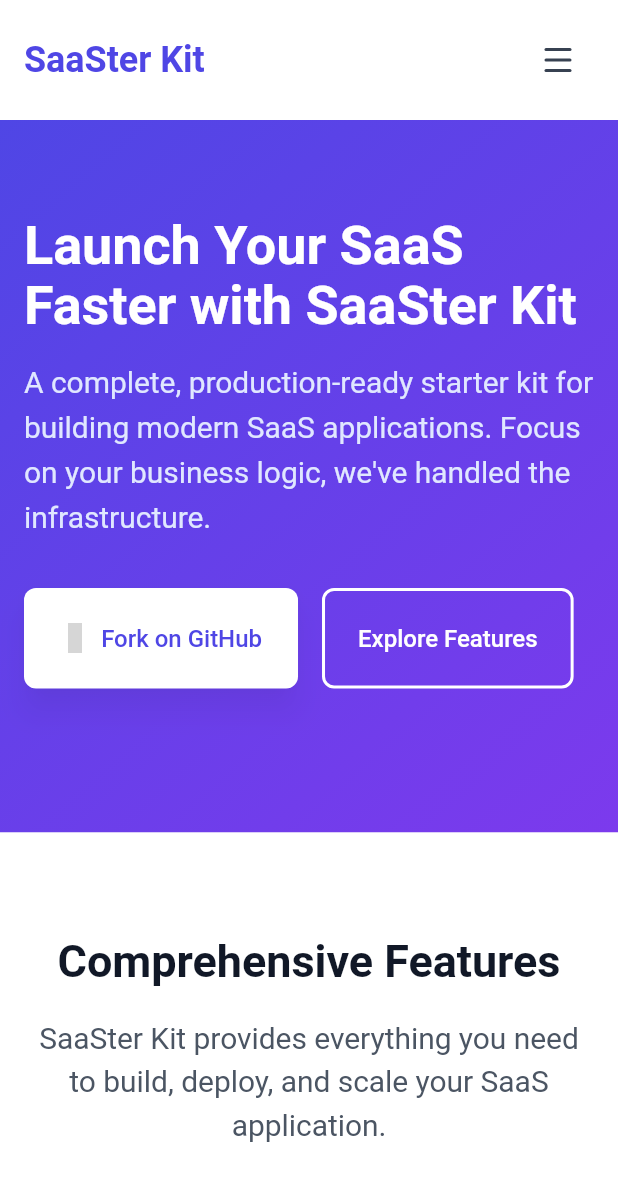
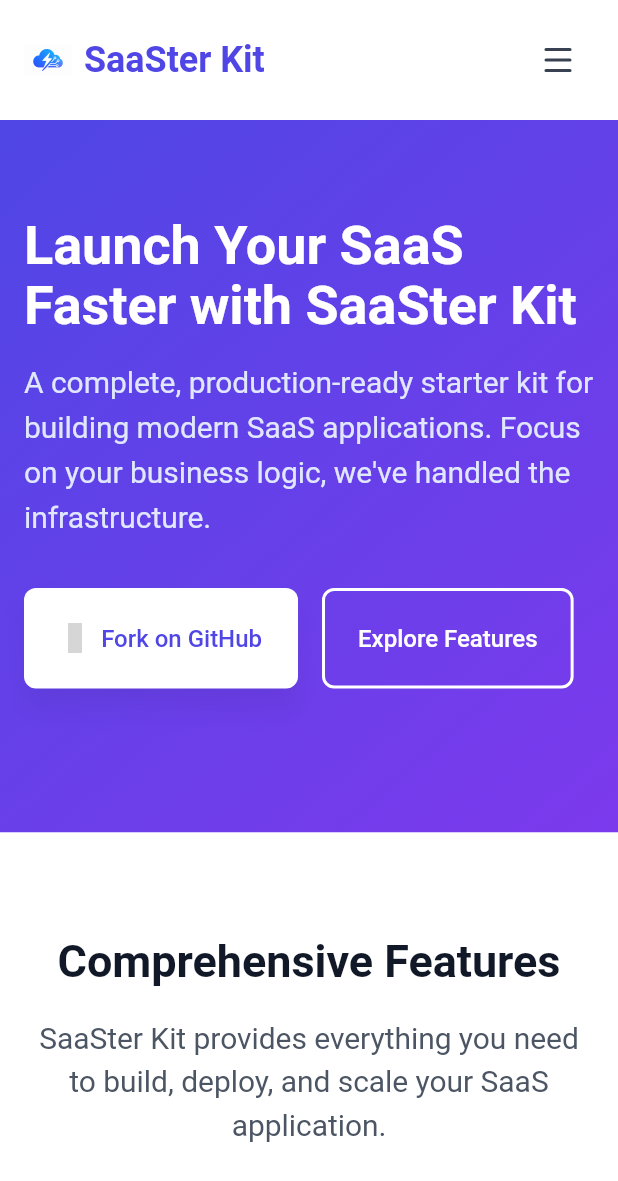
Before and after one commit to b-fontaine/saaster_kit, a Flutter app: the screen it shows after launch, on a phone screen of 412 x 824 dp. Shown: the top 1181 px of the screen. Run offline on Flutter 3.47's test engine with Material 3 defaults, Android fonts, the phone set to English and light mode, and no system bars; our stand-ins replace device_info_plus, dio, fl_chart, freezed_annotation, get_it, go_router and 4 more; missing offline and left inert: dio_cache_interceptor, dio_mocked_responses, dio_oidc_interceptor, gpt_markdown, widgetbook; generated files the repository leaves out were written again; grey boxes are pictures that could not be loaded.

Commit message:
feat(website): Add logo to AppBar in header
Co-Authored-By: Benoit FONTAINE <benoit.fontaine@outlook.fr>

```diff
--- a/frontend/website/lib/widgets/custom_header.dart
+++ b/frontend/website/lib/widgets/custom_header.dart
@@ -126,12 +126,24 @@ class _LogoSection extends StatelessWidget {
 
   @override
   Widget build(BuildContext context) {
-    return Text(
-      'SaaSter Kit',
-      style: DSTypography.text2Xl(context).copyWith(
-        fontWeight: FontWeight.bold, // font-bold
-        color: DSColors.primaryLanding, // text-indigo-600
-      ),
+    return Row(
+      mainAxisSize: MainAxisSize.min,
+      children: [
+        Image.asset(
+          'assets/images/logo.png',
+          height: 32,
+          width: 32,
+          fit: BoxFit.contain,
+        ),
+        const SizedBox(width: 8),
+        Text(
+          'SaaSter Kit',
+          style: DSTypography.text2Xl(context).copyWith(
+            fontWeight: FontWeight.bold, // font-bold
+            color: DSColors.primaryLanding, // text-indigo-600
+          ),
+        ),
+      ],
     );
   }
 }
```
